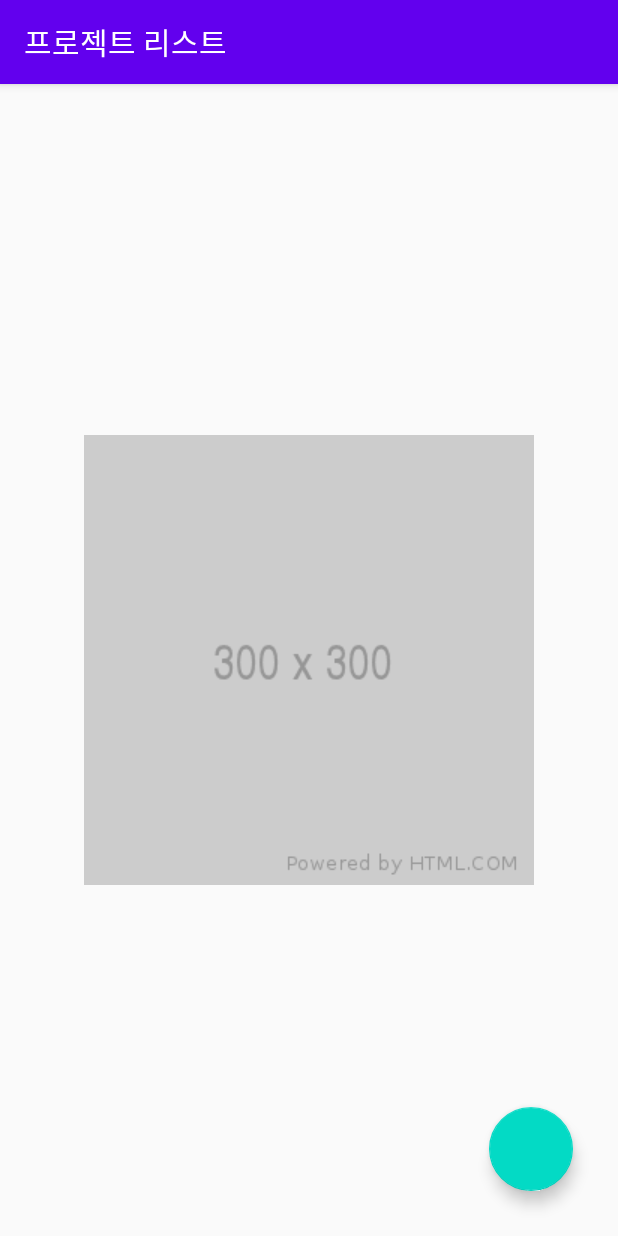
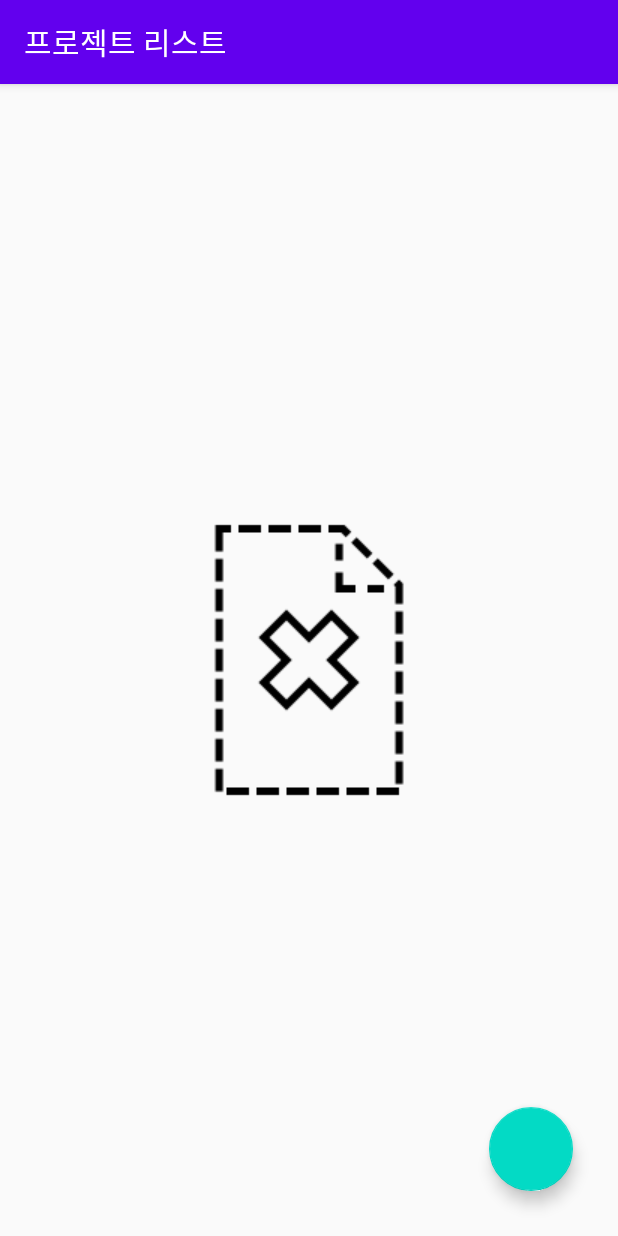
Before and after one commit to SHEELE41/KepcoCAL, an Android app: the ProjectListActivity screen opened directly, with no data from a screen before it, on a phone screen of 412 x 824 dp. Run offline under Robolectric (Android 15) with nearby library versions, the phone set to English and light mode, and no system bars; libraries missing offline, so code that uses them is left out: com.kakao.sdk.

Commit message:
ExcelParser.kt Null -> 공백 기능 수정 ArrayList -> JSON 기능 추가

```diff
--- a/app/src/main/java/com/mevius/kepcocal/ExcelParser.kt
+++ b/app/src/main/java/com/mevius/kepcocal/ExcelParser.kt
@@ -54,7 +54,7 @@ class ExcelParser {
                     val machineData = MachineData("")   // 행 한번 순회할때마다 machineData 객체 생성하여 정보 채우고 리스트에 add
                     var cellNum = 0 // 행 바뀔 때마다 cellNum 초기화
                     while (cellNum < 11) {     // 열 반복문, MachineData 클래스의 필드 개수가 11개이므로 11
-                        val currentCell = currentRow.getCell(cellNum, Row.RETURN_BLANK_AS_NULL) as HSSFCell   // xls file type
+                        val currentCell = currentRow.getCell(cellNum, Row.CREATE_NULL_AS_BLANK) as HSSFCell   // xls file type, CREATE_NULL_AS_BLANK : Cell이 빈칸일 경우 "" 스트링 객체 생성
                         when (cellNum) {
                             0 -> machineData.index = cellTypeCasting(currentCell)
                             1 -> machineData.branch = cellTypeCasting(currentCell)
@@ -115,7 +115,7 @@ class ExcelParser {
                     val machineData = MachineData("")
                     var cellNum = 0 // 행 바뀔 때마다 cellNum 초기화
                     while (cellNum < 11) {     // 열 반복문, MachineData 클래스의 필드 개수가 11개이므로 11
-                        val currentCell = currentRow.getCell(cellNum, Row.RETURN_BLANK_AS_NULL) as XSSFCell   // xlsx file type
+                        val currentCell = currentRow.getCell(cellNum, Row.CREATE_NULL_AS_BLANK) as XSSFCell   // xlsx file type, CREATE_NULL_AS_BLANK : Cell이 빈칸일 경우 "" 스트링 객체 생성
                         when (cellNum) {
                             0 -> machineData.index = cellTypeCasting(currentCell)
                             1 -> machineData.branch = cellTypeCasting(currentCell)
--- a/app/src/main/res/layout/activity_project_list.xml
+++ b/app/src/main/res/layout/activity_project_list.xml
@@ -23,14 +23,15 @@
 
     <ImageView
         android:id="@+id/iv_isEmpty"
-        android:src="@drawable/logo"
+        android:src="@drawable/not_found_icon"
         android:layout_width="wrap_content"
         android:layout_height="wrap_content"
         app:layout_constraintTop_toTopOf="parent"
         app:layout_constraintRight_toRightOf="parent"
         app:layout_constraintBottom_toBottomOf="parent"
         app:layout_constraintLeft_toLeftOf="parent"
-        android:visibility="invisible" />
+        android:visibility="invisible"
+        android:contentDescription="@string/not_found" />
 
 
     <com.google.android.material.floatingactionbutton.FloatingActionButton
--- a/app/src/main/res/values/strings.xml
+++ b/app/src/main/res/values/strings.xml
@@ -1,5 +1,6 @@
 <resources>
     <string name="app_name">KepcoCAL</string>
     <string name="hint_project_name">프로젝트명을 입력해주세요.</string>
+    <string name="not_found">파일이 없음</string>
     <string name="kakao_app_key">586b93d1ccc28ebac97b0e8953374b3c</string>
 </resources>
```
Also changed, not shown: app/src/main/java/com/mevius/kepcocal/ArrayListJSON.kt (added, +49 -0 lines), app/src/main/java/com/mevius/kepcocal/ProjectDetailActivity.kt (+31 -1 lines), app/src/main/res/drawable/not_found_icon.jpg (added).
